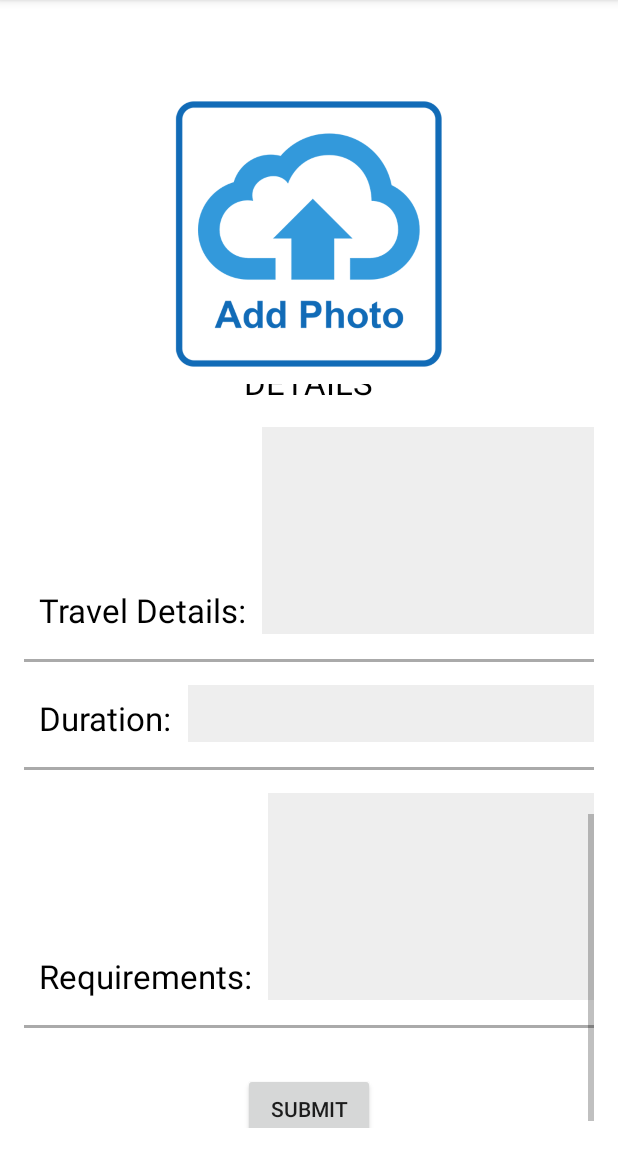
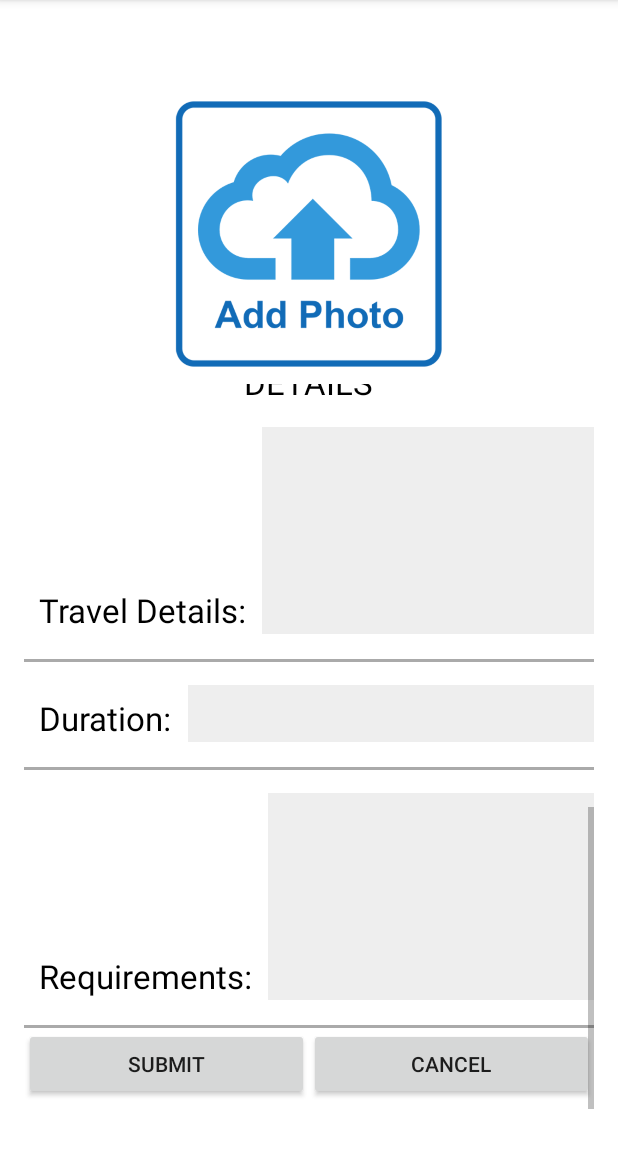
Before and after one commit to VIN-S/Cargo, an Android app: the PostActivity screen opened directly, with no data from a screen before it, scrolled down 693 dp, on a phone screen of 412 x 824 dp, the part 84-1236 px from its top. Run offline under Robolectric (Android 15) with nearby library versions, the phone set to English and light mode, and no system bars.

Commit message:
finish post page

```diff
--- a/app/src/main/res/layout/activity_post.xml
+++ b/app/src/main/res/layout/activity_post.xml
@@ -430,14 +430,32 @@
                 android:layout_height="2dp"
                 android:background="#aaaaaa" />
 
+        <LinearLayout xmlns:android="http://schemas.android.com/apk/res/android"
+            xmlns:tools="http://schemas.android.com/tools"
+            android:layout_width="match_parent"
+            android:layout_height="wrap_content"
+            tools:context="com.example.vin_s.cargo.PostActivity"
+            android:orientation="horizontal"
+            android:background="#ffffff"
+            >
             <Button
-                android:layout_marginTop="30dp"
+                android:layout_marginTop="50dp"
                 android:layout_width="wrap_content"
                 android:layout_height="wrap_content"
+                android:layout_weight="1"
                 android:text="Submit"
                 android:id="@+id/post_submit_button"
                 android:layout_gravity="center_horizontal" />
 
+            <Button
+                android:layout_marginTop="50dp"
+                android:layout_width="wrap_content"
+                android:layout_height="wrap_content"
+                android:layout_weight="1"
+                android:text="Cancel"
+                android:id="@+id/post_cancel_button"
+                android:layout_gravity="center_horizontal" />
+            </LinearLayout>
         </LinearLayout>
     </ScrollView>
 </LinearLayout>
```
